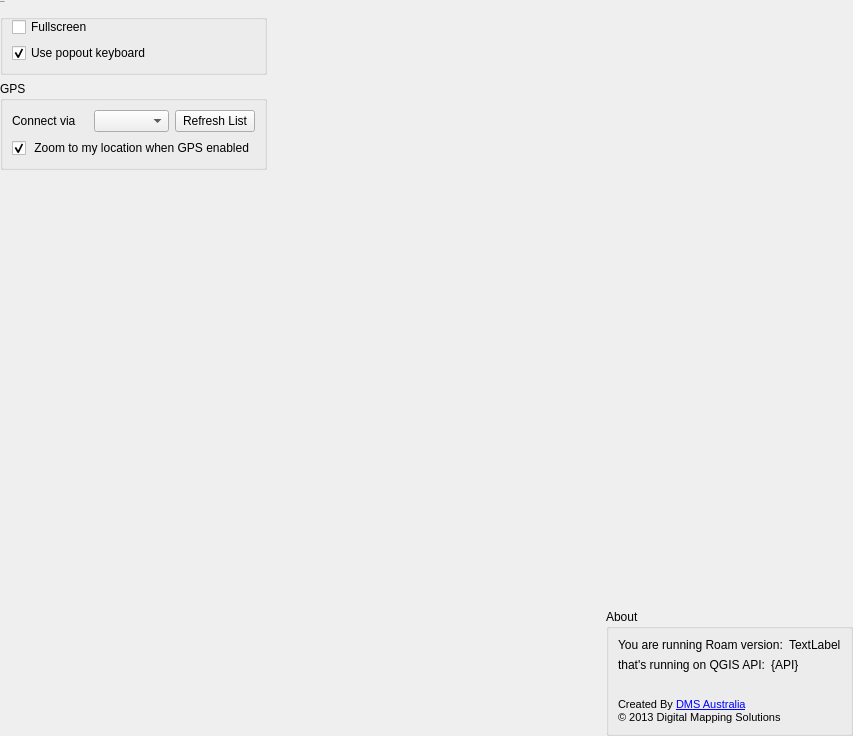
This is src/roam/ui/ui_settings.ui in roam-qgis/Roam as Qt 5 draws it before an edit. The edited form follows.
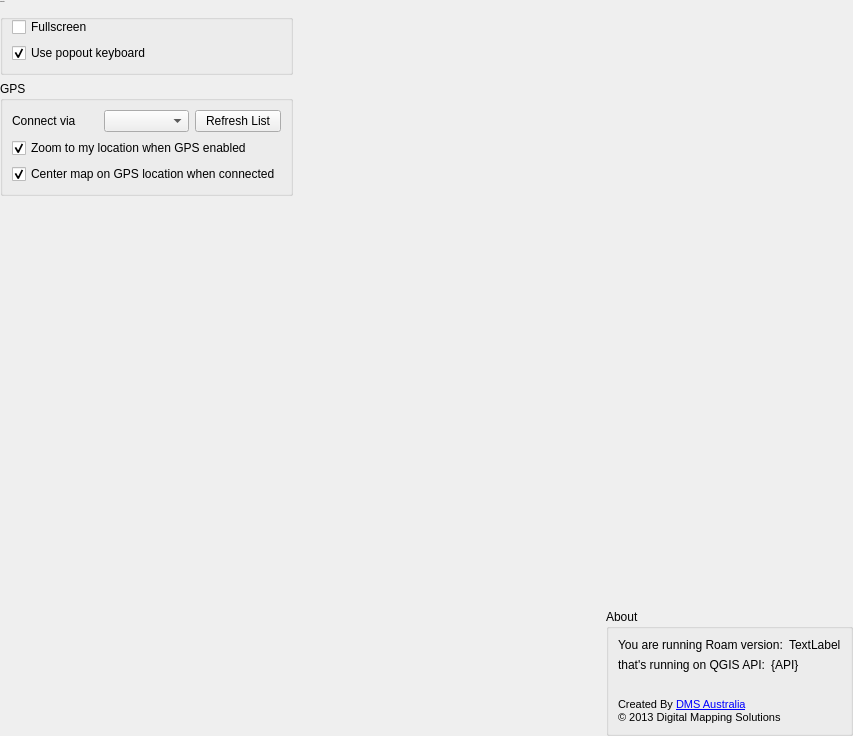
This is the edited form. Icons and pictures are not drawn.

Commit message: Add option to disable GPS tracking

The edit to the form file:
```diff
--- a/src/roam/ui/ui_settings.ui
+++ b/src/roam/ui/ui_settings.ui
@@ -101,7 +101,17 @@
       <item row="1" column="1">
        <widget class="QCheckBox" name="gpslocationCheck">
         <property name="text">
-         <string> Zoom to my location when GPS enabled</string>
+         <string>Zoom to my location when GPS enabled</string>
+        </property>
+        <property name="checked">
+         <bool>true</bool>
+        </property>
+       </widget>
+      </item>
+      <item row="2" column="1">
+       <widget class="QCheckBox" name="gpscentermapCheck">
+        <property name="text">
+         <string>Center map on GPS location when connected</string>
         </property>
         <property name="checked">
          <bool>true</bool>
```
Left out of the diff: 1 changed line with no effect on the pictures. The commit also changes 2 other files.
